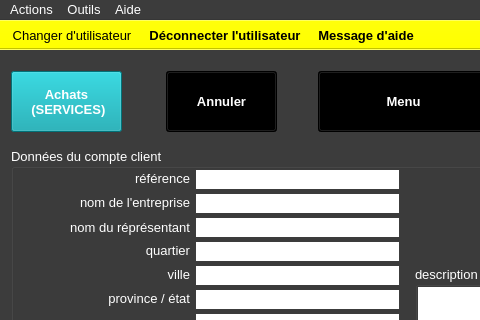
Before: the Qt Designer form ui/crm/creer/yeroth-erp-creer-compte-client-window.ui in xnoumbissinoundou/yeroth-erp-3.0, drawn with Qt 5; both pictures show x 0 to 480 and y 0 to 320 of the 799 by 601 pixel window.
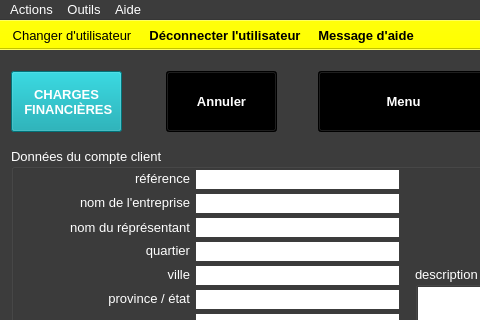
After: the same form once the commit is applied. Icons and pictures are not drawn. Custom widgets are drawn as their Qt base class.

```diff
--- a/ui/crm/creer/yeroth-erp-creer-compte-client-window.ui
+++ b/ui/crm/creer/yeroth-erp-creer-compte-client-window.ui
@@ -13464,8 +13464,8 @@
      </font>
     </property>
     <property name="text">
-     <string>Achats 
- (SERVICES)</string>
+     <string>CHARGES 
+ FINANCIÈRES</string>
     </property>
    </widget>
   </widget>
```
Left out of the diff: 8 changed lines with no effect on the pictures.
